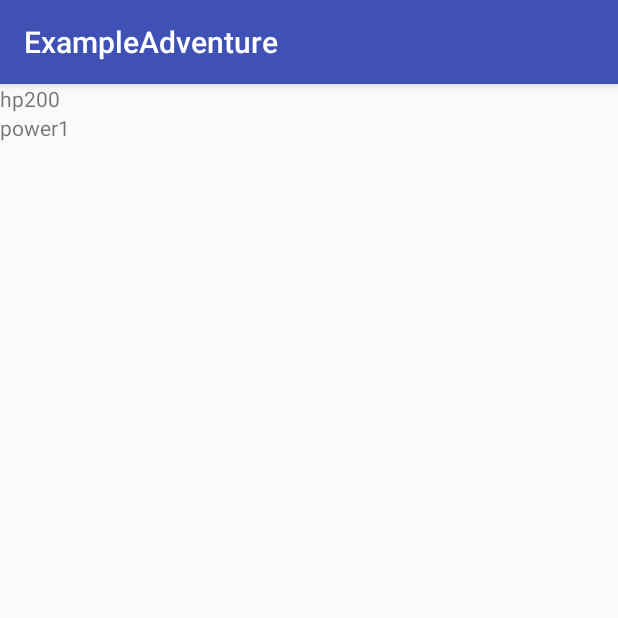
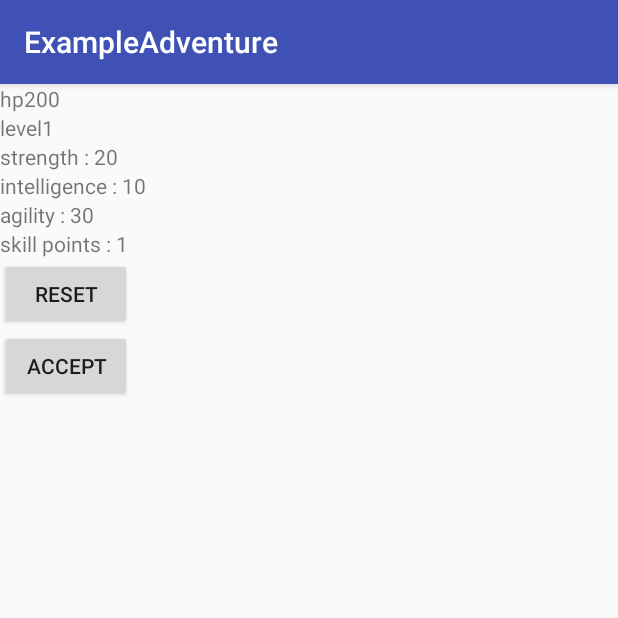
Before and after one commit to adrpieper/magisterka, an Android app: the fragment PlayerReviewFragment shown on its own in the app's theme, on a phone screen of 412 x 824 dp, the top half of it. Run offline under Robolectric (Android 15) with nearby library versions, the phone set to English and light mode, and no system bars; our stand-ins replace Dagger/Hilt's generated code, data binding; libraries missing offline, so code that uses them is left out: com.unnamed.b; 10 statements that could not run were skipped.

Commit message:
Add skills management

```diff
--- a/ExampleAdventure/app/src/main/java/pl/edu/ug/inf/am/adventure/result/controller/AdventureResultController.java
+++ b/ExampleAdventure/app/src/main/java/pl/edu/ug/inf/am/adventure/result/controller/AdventureResultController.java
@@ -46,7 +46,7 @@ public class AdventureResultController {
 
     private void gainLevel(int newLevel,int gainedLevels){
         if (gainedLevels > 0) {
-            playerState.addSkillPoints(gainedLevels);
+            playerState.setSkillPoints(playerState.getSkillPoints() + playerState.getSkillPoints());
             playerState.setLevel(newLevel);
             CharacterType characterType = playerState.getCharacterType();
             Stats statsOnStart = characterType.getStatsOnStart();
--- a/ExampleAdventure/app/src/main/java/pl/edu/ug/inf/am/menu/logic/PlayerStateFactory.java
+++ b/ExampleAdventure/app/src/main/java/pl/edu/ug/inf/am/menu/logic/PlayerStateFactory.java
@@ -1,10 +1,12 @@
 package pl.edu.ug.inf.am.menu.logic;
 
 import pl.aml.character.CharacterType;
+import pl.aml.character.SkillType;
 import pl.edu.ug.inf.am.menu.dagger.PerMenu;
 import pl.edu.ug.inf.am.player.state.PlayerState;
 
 import javax.inject.Inject;
+import java.util.EnumSet;
 
 @PerMenu
 public class PlayerStateFactory {
@@ -18,7 +20,8 @@ public class PlayerStateFactory {
         PlayerState playerState = new PlayerState(characterType);
 
         playerState.setStats(characterType.getStatsOnStart());
-
+        playerState.setSkills(EnumSet.of(SkillType.BASIC_HIT));
+        playerState.setSkillPoints(1);
         return playerState;
     }
 }
--- a/ExampleAdventure/app/src/main/java/pl/edu/ug/inf/am/player/model/PlayerModel.java
+++ /dev/null
@@ -1,25 +0,0 @@
-package pl.edu.ug.inf.am.player.model;
-
-import android.databinding.ObservableInt;
-import pl.edu.ug.inf.am.player.state.PlayerState;
-
-public class PlayerModel {
-
-    public final ObservableInt hp = new ObservableInt();;
-    private final int power;
-    private final String name;
-
-    public PlayerModel(PlayerState playerState) {
-        this.hp.set(playerState.getHp().getValue());
-        this.power = 1;
-        this.name = playerState.getName();
-    }
-
-    public int getPower() {
-        return power;
-    }
-
-    public String getName() {
-        return name;
-    }
-}
--- /dev/null
+++ b/ExampleAdventure/app/src/main/java/pl/edu/ug/inf/am/trip/controller/SkillsController.java
@@ -0,0 +1,48 @@
+package pl.edu.ug.inf.am.trip.controller;
+
+import pl.aml.character.SkillNode;
+import pl.aml.character.SkillType;
+import pl.edu.ug.inf.am.trip.dagger.PerTrip;
+import pl.edu.ug.inf.am.trip.model.SkillsModel;
+
+import javax.inject.Inject;
+
+@PerTrip
+public class SkillsController {
+
+    private final SkillsModel skillsModel;
+    private final TripNavigator tripNavigator;
+
+    @Inject
+    public SkillsController(SkillsModel skillsModel, TripNavigator tripNavigator) {
+        this.skillsModel = skillsModel;
+        this.tripNavigator = tripNavigator;
+    }
+
+    public boolean canUnlock(SkillNode skillNode) {
+        return skillsModel.getSkillsPoints() > 0 &&
+                hasParentUnlocked(skillNode) &&
+                !skillsModel.getSkills().contains(skillNode.getSkillType());
+    }
+
+    public void unlockSkill(SkillNode skillNode) {
+        if (canUnlock(skillNode)) {
+            skillsModel.removeSkillPoint();
+            skillsModel.addSkill(skillNode.getSkillType());
+        }
+    }
+
+    public void reset() {
+        skillsModel.reset();
+    }
+
+    private boolean hasParentUnlocked(SkillNode skillNode) {
+        SkillType parent = skillNode.getParent();
+        return parent == null || skillsModel.getSkills().contains(parent);
+    }
+
+    public void accept() {
+        skillsModel.accept();
+        tripNavigator.showTrip();
+    }
+}
--- a/ExampleAdventure/app/src/main/java/pl/edu/ug/inf/am/trip/dagger/TripComponent.java
+++ b/ExampleAdventure/app/src/main/java/pl/edu/ug/inf/am/trip/dagger/TripComponent.java
@@ -5,6 +5,7 @@ import pl.edu.ug.inf.am.trip.controller.TripNavigator;
 import pl.edu.ug.inf.am.trip.stage.TripStage;
 import pl.edu.ug.inf.am.trip.view.LocationSelectFragment;
 import pl.edu.ug.inf.am.trip.view.PlayerReviewFragment;
+import pl.edu.ug.inf.am.trip.view.SkillsFragment;
 import pl.edu.ug.inf.am.trip.view.TripFragment;
 
 @PerTrip
@@ -15,4 +16,6 @@ public interface TripComponent {
     void inject(LocationSelectFragment locationSelectFragment);
     void inject(PlayerReviewFragment playerReviewFragment);
     void inject(TripFragment tripFragment);
+
+    void inject(SkillsFragment skillsFragment);
 }
--- /dev/null
+++ b/ExampleAdventure/app/src/main/java/pl/edu/ug/inf/am/trip/model/SkillsModel.java
@@ -0,0 +1,66 @@
+package pl.edu.ug.inf.am.trip.model;
+
+import android.databinding.BaseObservable;
+import android.databinding.Bindable;
+import pl.aml.character.SkillType;
+import pl.edu.ug.inf.am.BR;
+import pl.edu.ug.inf.am.player.state.PlayerState;
+import pl.edu.ug.inf.am.trip.dagger.PerTrip;
+
+import javax.inject.Inject;
+import java.util.EnumSet;
+import java.util.Set;
+
+@PerTrip
+public class SkillsModel extends BaseObservable{
+
+    private Set<SkillType> skills;
+    private final PlayerState playerState;
+    private int skillsPoints;
+
+    @Inject
+    public SkillsModel(PlayerState playerState){
+        this.playerState = playerState;
+        reset();
+    }
+
+    @Bindable
+    public Set<SkillType> getSkills() {
+        return skills;
+    }
+
+    @Bindable
+    public int getSkillsPoints() {
+        return skillsPoints;
+    }
+
+    public void addSkill(SkillType skillType) {
+        skills.add(skillType);
+        notifyPropertyChanged(BR.skills);
+    }
+
+    public void removeSkillPoint() {
+        skillsPoints--;
+        notifyPropertyChanged(BR.skillsPoints);
+    }
+
+    public void reset() {
+        setSkillsPoints(playerState.getSkillPoints());
+        setSkills(playerState.getSkills());
+    }
+
+    public void accept() {
+        playerState.setSkillPoints(skillsPoints);
+        playerState.setSkills(skills);
+    }
+
+    private void setSkillsPoints(int skillsPoints) {
+        this.skillsPoints = skillsPoints;
+        notifyPropertyChanged(BR.skillsPoints);
+    }
+
+    private void setSkills(Set<SkillType> skills) {
+        this.skills = EnumSet.copyOf(skills);
+        notifyPropertyChanged(BR.skills);
+    }
+}
--- a/ExampleAdventure/app/src/main/java/pl/edu/ug/inf/am/trip/view/PlayerReviewFragment.java
+++ b/ExampleAdventure/app/src/main/java/pl/edu/ug/inf/am/trip/view/PlayerReviewFragment.java
@@ -8,7 +8,6 @@ import android.view.View;
 import android.view.ViewGroup;
 
 import pl.edu.ug.inf.am.app.App;
-import pl.edu.ug.inf.am.player.model.PlayerModel;
 import pl.edu.ug.inf.am.databinding.PlayerReviewFragmentBinding;
 import pl.edu.ug.inf.am.player.state.PlayerState;
 import pl.edu.ug.inf.am.trip.dagger.TripComponent;
@@ -29,7 +28,7 @@ public class PlayerReviewFragment extends Fragment {
     public View onCreateView(LayoutInflater inflater, ViewGroup container, Bundle savedInstanceState) {
 
         final PlayerReviewFragmentBinding binder = PlayerReviewFragmentBinding.inflate(inflater);
-        binder.setPlayer(new PlayerModel(playerState));
+        binder.setPlayer(playerState);
         return binder.getRoot();
     }
 }
--- /dev/null
+++ b/ExampleAdventure/app/src/main/java/pl/edu/ug/inf/am/trip/view/SkillsFragment.java
@@ -0,0 +1,117 @@
+package pl.edu.ug.inf.am.trip.view;
+
+import android.app.Fragment;
+import android.content.Context;
+import android.os.Bundle;
+import android.support.annotation.Nullable;
+import android.view.LayoutInflater;
+import android.view.View;
+import android.view.ViewGroup;
+import android.widget.Toast;
+import com.unnamed.b.atv.model.TreeNode;
+import com.unnamed.b.atv.view.AndroidTreeView;
+import pl.aml.character.SkillNode;
+import pl.aml.character.SkillTree;
+import pl.edu.ug.inf.am.R;
+import pl.edu.ug.inf.am.app.App;
+import pl.edu.ug.inf.am.databinding.SkillFragmentBinding;
+import pl.edu.ug.inf.am.databinding.SkillNodeViewBinding;
+import pl.edu.ug.inf.am.player.state.PlayerState;
+import pl.edu.ug.inf.am.trip.controller.SkillsController;
+import pl.edu.ug.inf.am.trip.dagger.TripComponent;
+import pl.edu.ug.inf.am.trip.model.SkillsModel;
+
+import javax.inject.Inject;
+
+public class SkillsFragment extends Fragment{
+
+    @Inject
+    PlayerState playerState;
+
+    @Inject
+    SkillsController controller;
+
+    @Inject
+    SkillsModel skillsModel;
+
+    private AndroidTreeView androidTreeView;
+
+    public SkillsFragment() {
+        App.getComponent(TripComponent.class).inject(this);
+    }
+
+    @Nullable
+    @Override
+    public View onCreateView(LayoutInflater inflater, @Nullable final ViewGroup container, Bundle savedInstanceState) {
+
+
+        SkillFragmentBinding binding = SkillFragmentBinding.inflate(inflater);
+        binding.setSkills(skillsModel);
+        binding.treeFrame.addView(createTreeView(playerState.getCharacterType().getSkillTree()));
+        binding.acceptButton.setOnClickListener(new View.OnClickListener() {
+            @Override
+            public void onClick(View v) {
+                controller.accept();
+            }
+        });
+        binding.resetButton.setOnClickListener(new View.OnClickListener() {
+            @Override
+            public void onClick(View v) {
+                controller.reset();
+            }
+        });
+        return binding.getRoot();
+    }
+
+    @Override
+    public void onResume() {
+        super.onResume();
+        androidTreeView.expandAll();
+    }
+
+    private View createTreeView(SkillTree skillTree) {
+        TreeNode root = TreeNode.root();
+
+        for (SkillNode skillNode : skillTree.getRootNodes()) {
+            root.addChild(createTreeNode(skillNode));
+        }
+
+        androidTreeView = new AndroidTreeView(getActivity(), root);
+        androidTreeView.setUseAutoToggle(false);
+        androidTreeView.setDefaultContainerStyle(R.style.TreeNodeStyleCustom);
+        androidTreeView.setDefaultNodeClickListener(new TreeNode.TreeNodeClickListener() {
+            @Override
+            public void onClick(TreeNode node, Object value) {
+                Toast.makeText(getActivity(), "OK", Toast.LENGTH_LONG).show();
+                controller.unlockSkill((SkillNode) value);
+            }
+        });
+        root.setViewHolder(new SkillHolder(getActivity()));
+        return androidTreeView.getView();
+    }
+
+    private TreeNode createTreeNode(SkillNode skillNode){
+        TreeNode result = new TreeNode(skillNode);
+        result.setViewHolder(new SkillHolder(getActivity()));
+
+        for (SkillNode childSkillNode : skillNode.getUnlockedSkills()) {
+            result.addChild(createTreeNode(childSkillNode));
+        }
+        return result;
+    }
+
+    private class SkillHolder extends TreeNode.BaseNodeViewHolder<SkillNode> {
+
+        public SkillHolder(Context context) {
+            super(context);
+        }
+
+        @Override
+        public View createNodeView(TreeNode node, SkillNode value) {
+            SkillNodeViewBinding binding = SkillNodeViewBinding.inflate(LayoutInflater.from(context));
+            binding.setSkillNode(value);
+            binding.setSkills(skillsModel);
+            return binding.getRoot();
+        }
+    }
+}
--- a/ExampleAdventure/app/src/main/res/layout/player_review_fragment.xml
+++ b/ExampleAdventure/app/src/main/res/layout/player_review_fragment.xml
@@ -1,7 +1,8 @@
 <?xml version="1.0" encoding="utf-8"?>
-<layout xmlns:android="http://schemas.android.com/apk/res/android">
+<layout xmlns:tools="http://schemas.android.com/tools" xmlns:android="http://schemas.android.com/apk/res/android" xmlns:bind="http://schemas.android.com/apk/res-auto"
+        tools:context=".game.view.GameActivity">
     <data>
-        <variable name="player" type="pl.edu.ug.inf.am.player.model.PlayerModel"/>
+        <variable name="player" type="pl.edu.ug.inf.am.player.state.PlayerState"/>
     </data>
     <RelativeLayout
         android:layout_width="match_parent"
@@ -10,7 +11,7 @@
         <TextView
             android:layout_width="wrap_content"
             android:layout_height="wrap_content"
-            android:text='@{"hp"+player.hp}'
+            android:text='@{"hp"+player.hp.value}'
             android:id="@+id/hpTextView"
             android:layout_alignParentTop="true"
             android:layout_alignParentLeft="true"
@@ -19,10 +20,25 @@
         <TextView
             android:layout_width="wrap_content"
             android:layout_height="wrap_content"
-            android:text='@{"power"+player.power}'
+            android:text='@{"level"+player.level}'
             android:id="@+id/powerTextView"
             android:layout_below="@+id/hpTextView"
             android:layout_alignParentLeft="true"
             android:layout_alignParentStart="true" />
+        <include
+                android:id="@+id/stats_view"
+                android:layout_width="match_parent"
+                android:layout_height="wrap_content"
+                layout="@layout/stats_view"
+                bind:stats='@{player.stats}'
+                android:layout_below="@+id/powerTextView" android:layout_alignParentLeft="true"
+                android:layout_alignParentStart="true"/>
+        <fragment android:layout_width="wrap_content"
+                  android:layout_height="wrap_content"
+                  android:name="pl.edu.ug.inf.am.trip.view.SkillsFragment"
+                  android:id="@+id/skills_fragment"
+                  tools:layout="@android:layout/list_content" android:layout_below="@+id/stats_view"
+                  android:layout_alignParentLeft="true" android:layout_alignParentStart="true"/>
+
     </RelativeLayout>
 </layout>
--- /dev/null
+++ b/ExampleAdventure/app/src/main/res/layout/skill_fragment.xml
@@ -0,0 +1,32 @@
+<?xml version="1.0" encoding="utf-8"?>
+<layout xmlns:android="http://schemas.android.com/apk/res/android">
+    <data>
+        <variable name="skills" type="pl.edu.ug.inf.am.trip.model.SkillsModel"/>
+    </data>
+
+    <LinearLayout
+            android:orientation="vertical"
+            android:layout_width="match_parent"
+            android:layout_height="match_parent">
+        <TextView
+                android:layout_width="wrap_content"
+                android:layout_height="wrap_content"
+                android:text='@{"skill points : " + skills.skillsPoints}'
+                android:id="@+id/skills_points_text_view"/>
+        <FrameLayout
+                android:layout_width="match_parent"
+                android:layout_height="0dp" android:layout_weight="1" android:id="@+id/tree_frame">
+        </FrameLayout>
+        <Button
+                android:layout_width="wrap_content"
+                android:layout_height="wrap_content"
+                android:text="Reset"
+                android:id="@+id/reset_button" android:layout_gravity="center_horizontal"/>
+        <Button
+                android:layout_width="wrap_content"
+                android:layout_height="wrap_content"
+                android:text="Accept"
+                android:id="@+id/accept_button" android:layout_gravity="center_horizontal"/>
+    </LinearLayout>
+
+</layout>
--- /dev/null
+++ b/ExampleAdventure/app/src/main/res/layout/stats_view.xml
@@ -0,0 +1,23 @@
+<?xml version="1.0" encoding="utf-8"?>
+<layout xmlns:android="http://schemas.android.com/apk/res/android">
+    <data>
+        <variable name="stats" type="pl.aml.character.Stats"/>
+    </data>
+    <LinearLayout
+            android:orientation="vertical" android:layout_width="match_parent"
+            android:layout_height="match_parent">
+
+        <TextView
+                android:layout_width="wrap_content"
+                android:layout_height="wrap_content"
+                android:text='@{"strength : " + stats.strength}' />
+        <TextView
+                android:layout_width="wrap_content"
+                android:layout_height="wrap_content"
+                android:text='@{"intelligence : " + stats.intelligence}' />
+        <TextView
+                android:layout_width="wrap_content"
+                android:layout_height="wrap_content"
+                android:text='@{"agility : " + stats.agility}' />
+    </LinearLayout>
+</layout>
--- a/ExampleAdventure/app/src/main/res/values/colors.xml
+++ b/ExampleAdventure/app/src/main/res/values/colors.xml
@@ -3,4 +3,6 @@
     <color name="colorPrimary">#3F51B5</color>
     <color name="colorPrimaryDark">#303F9F</color>
     <color name="colorAccent">#FF4081</color>
+    <color name="lockedSkill">#A4A4A4</color>
+    <color name="unlockedSkill">#F0F0A0</color>
 </resources>
--- a/ExampleAdventure/app/src/main/res/values/styles.xml
+++ b/ExampleAdventure/app/src/main/res/values/styles.xml
@@ -17,4 +17,10 @@
 
     <style name="AppTheme.PopupOverlay" parent="ThemeOverlay.AppCompat.Light" />
 
+    <style name="TreeNodeStyleCustom">
+        <item name="android:paddingLeft">20dp</item>
+        <item name="android:paddingBottom">4dp</item>
+        <item name="android:paddingTop">4dp</item>
+        <item name="android:paddingRight">4dp</item>
+   </style>
 </resources>
```
Also changed, not shown: ExampleAdventure/app/build.gradle (+12 -5 lines), ExampleAdventure/app/src/main/java/pl/aml/character/ExampleCharacterTypeFactory.java (+4 -3 lines), ExampleAdventure/app/src/main/java/pl/aml/character/SkillNode.java (+18 -0 lines), ExampleAdventure/app/src/main/java/pl/edu/ug/inf/am/player/state/PlayerState.java (+13 -15 lines), ExampleAdventure/app/src/main/res/drawable/gold_gradient.xml (added, +15 -0 lines), ExampleAdventure/app/src/main/res/drawable/grey_gradient.xml (added, +15 -0 lines), ExampleAdventure/app/src/main/res/layout/skill_node_view.xml (added, +16 -0 lines).
